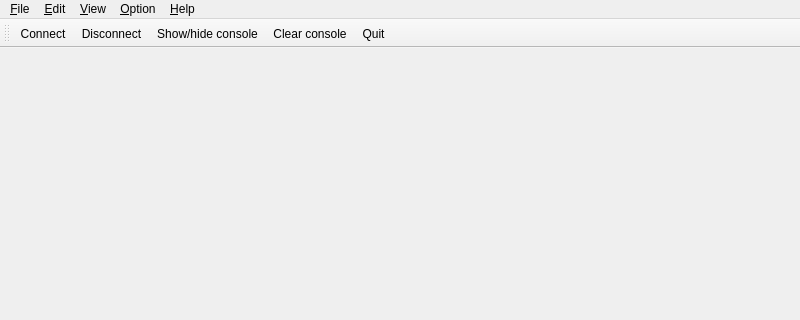
Above: mainwindow.ui from nekdfl/AMPPConfiurator before the change; both pictures show x 0 to 800 and y 0 to 320 of the 800 by 672 pixel window. Below: the same form after it.
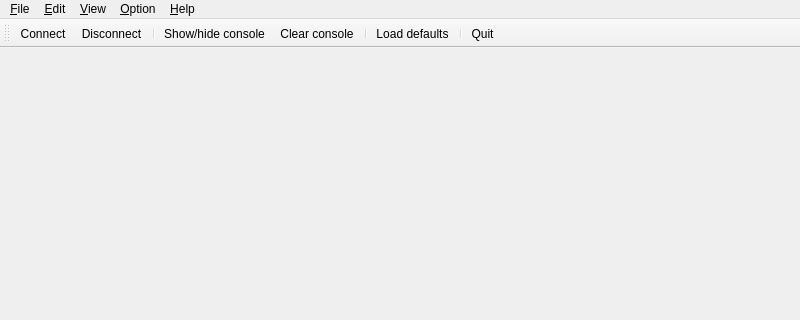
That is the form after the change.

The edit to the form file:
```diff
--- a/mainwindow.ui
+++ b/mainwindow.ui
@@ -50,7 +50,7 @@
     <property name="title">
      <string>&amp;Edit</string>
     </property>
-    <addaction name="actionC_lear_console"/>
+    <addaction name="action_Clear_console"/>
    </widget>
    <widget class="QMenu" name="menuView">
     <property name="title">
@@ -86,8 +86,12 @@
    </attribute>
    <addaction name="action_Connect"/>
    <addaction name="action_Disconnect"/>
+   <addaction name="separator"/>
    <addaction name="action_Show_hide_console"/>
-   <addaction name="actionC_lear_console"/>
+   <addaction name="action_Clear_console"/>
+   <addaction name="separator"/>
+   <addaction name="action_Load_defaults"/>
+   <addaction name="separator"/>
    <addaction name="action_Quit"/>
   </widget>
   <widget class="QStatusBar" name="statusBar"/>
@@ -106,7 +110,7 @@
     <string>&amp;Quit</string>
    </property>
   </action>
-  <action name="actionC_lear_console">
+  <action name="action_Clear_console">
    <property name="text">
     <string>&amp;Clear console</string>
    </property>
@@ -131,6 +135,11 @@
     <string>&amp;About</string>
    </property>
   </action>
+  <action name="action_Load_defaults">
+   <property name="text">
+    <string>&amp;Load defaults</string>
+   </property>
+  </action>
  </widget>
  <layoutdefault spacing="6" margin="11"/>
  <resources/>
```
